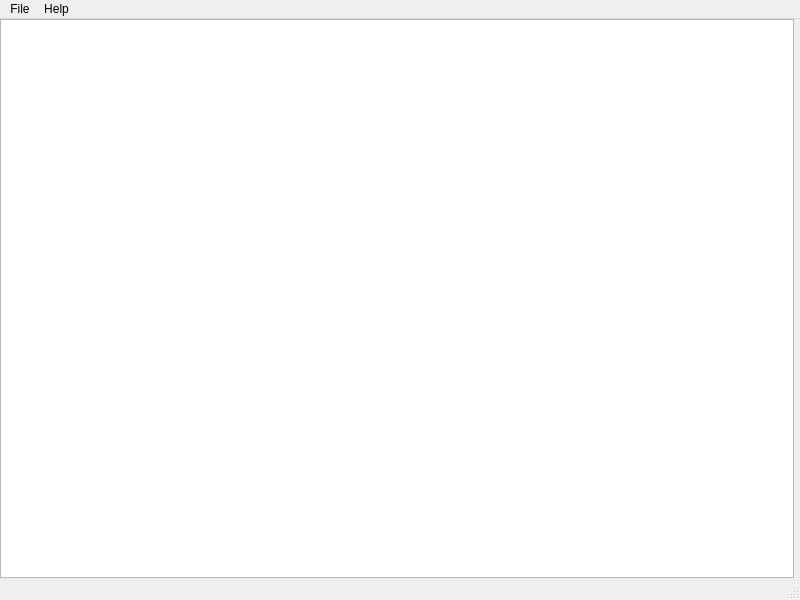
First picture: the form in src/demos/botuser/Forms/MainWindow.ui, repository Gaztin/QDiscord, before the edit.
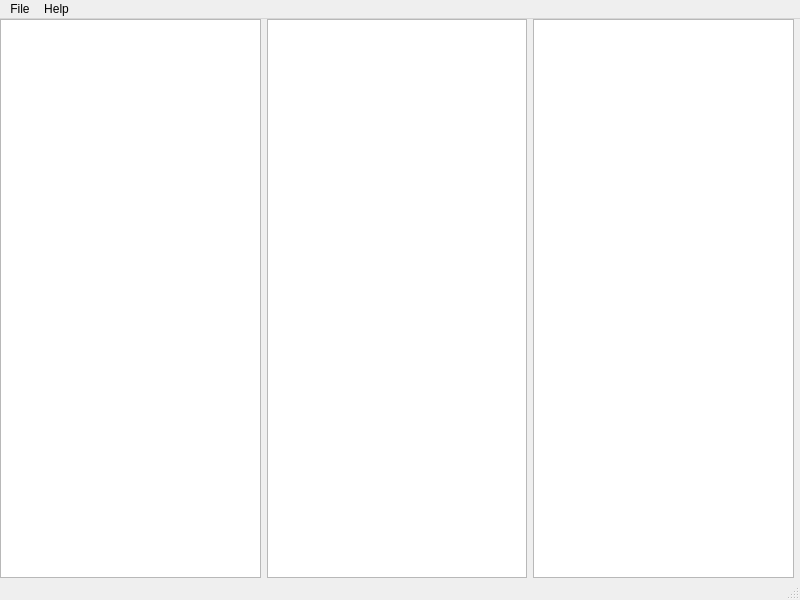
Second picture: the form after the edit.

Commit message: Add channel and message browsing

What changed in the file:
```diff
--- a/src/demos/botuser/Forms/MainWindow.ui
+++ b/src/demos/botuser/Forms/MainWindow.ui
@@ -28,7 +28,13 @@
      <number>0</number>
     </property>
     <item>
-     <widget class="QListWidget" name="list_widget"/>
+     <widget class="QListWidget" name="list_widget_guilds"/>
+    </item>
+    <item>
+     <widget class="QListWidget" name="list_widget_channels"/>
+    </item>
+    <item>
+     <widget class="QListWidget" name="list_widget_messages"/>
     </item>
     <item>
      <widget class="QWidget" name="content_widget" native="true"/>
```
The commit also changes 2 other files.
